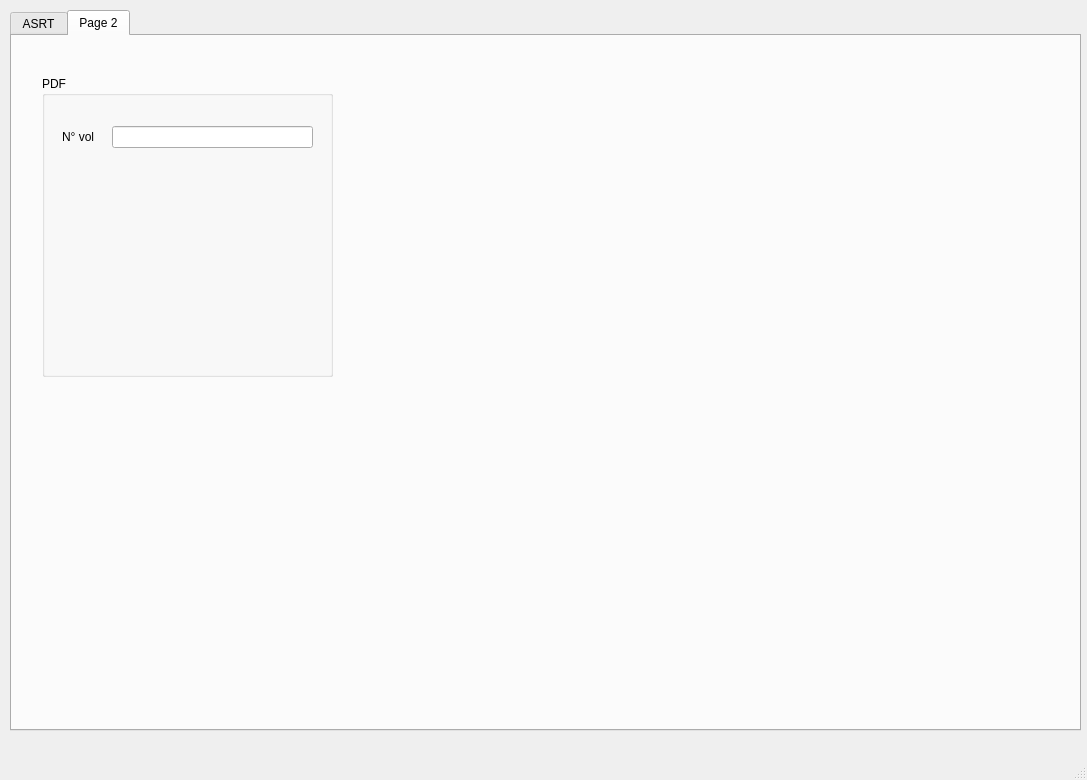
The window that mainwindow.ui (aziz212002/SMART-AIRPORT-2A21) describes before a commit, drawn with Qt 5.
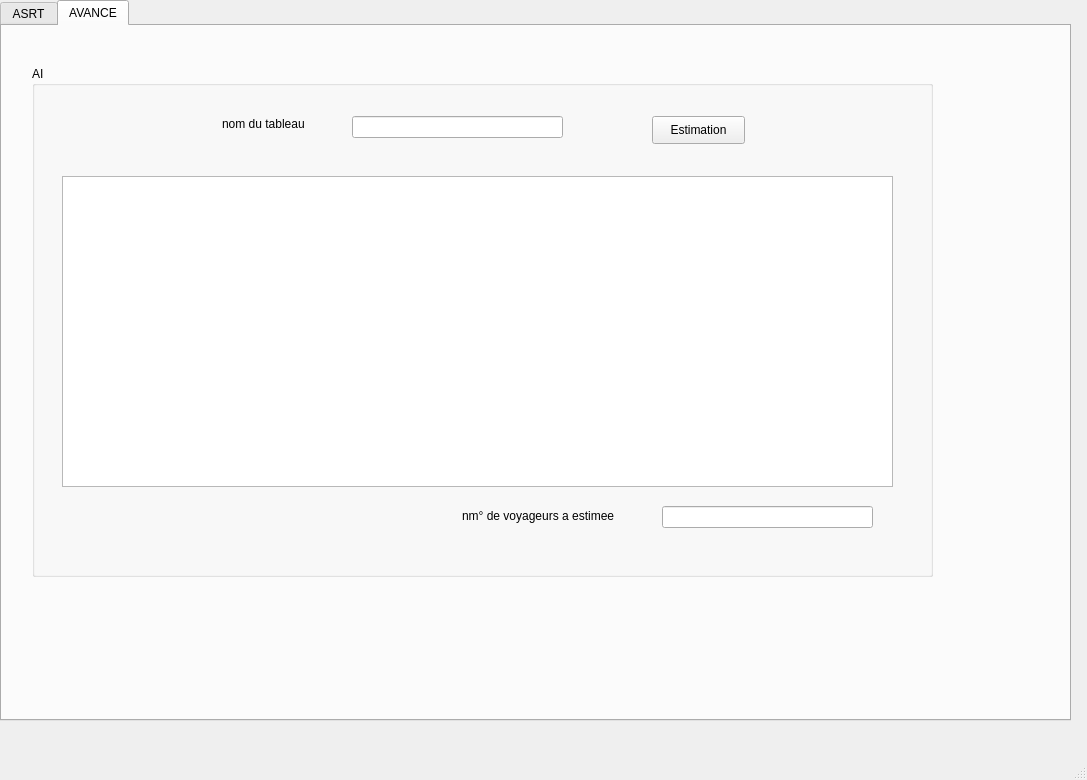
The same window after the commit. The open tabs and pages were chosen to show the change.

```diff
--- a/mainwindow.ui
+++ b/mainwindow.ui
@@ -17,8 +17,8 @@
    <widget class="QTabWidget" name="tabWidget">
     <property name="geometry">
      <rect>
-      <x>10</x>
-      <y>10</y>
+      <x>0</x>
+      <y>0</y>
       <width>1071</width>
       <height>721</height>
      </rect>
@@ -385,41 +385,87 @@
     </widget>
     <widget class="QWidget" name="tab_2">
      <attribute name="title">
-      <string>Page 2</string>
+      <string>AVANCE</string>
      </attribute>
      <widget class="QGroupBox" name="groupBox_6">
       <property name="geometry">
        <rect>
         <x>30</x>
         <y>40</y>
-        <width>291</width>
-        <height>301</height>
+        <width>901</width>
+        <height>511</height>
        </rect>
       </property>
       <property name="title">
-       <string>PDF</string>
+       <string>AI</string>
       </property>
-      <widget class="QLineEdit" name="lineEdit_numvolsupprimer_2">
+      <widget class="QPushButton" name="pushButton_AI">
        <property name="geometry">
         <rect>
-         <x>70</x>
+         <x>620</x>
          <y>50</y>
-         <width>201</width>
+         <width>93</width>
+         <height>28</height>
+        </rect>
+       </property>
+       <property name="text">
+        <string>Estimation</string>
+       </property>
+      </widget>
+      <widget class="QTableView" name="estimation">
+       <property name="geometry">
+        <rect>
+         <x>30</x>
+         <y>110</y>
+         <width>831</width>
+         <height>311</height>
+        </rect>
+       </property>
+      </widget>
+      <widget class="QLineEdit" name="test">
+       <property name="geometry">
+        <rect>
+         <x>320</x>
+         <y>50</y>
+         <width>211</width>
          <height>22</height>
         </rect>
        </property>
       </widget>
+      <widget class="QLineEdit" name="Estimation">
+       <property name="geometry">
+        <rect>
+         <x>630</x>
+         <y>440</y>
+         <width>211</width>
+         <height>22</height>
+        </rect>
+       </property>
+      </widget>
+      <widget class="QLabel" name="label_6">
+       <property name="geometry">
+        <rect>
+         <x>190</x>
+         <y>50</y>
+         <width>91</width>
+         <height>16</height>
+        </rect>
+       </property>
+       <property name="text">
+        <string>nom du tableau</string>
+       </property>
+      </widget>
       <widget class="QLabel" name="label_9">
        <property name="geometry">
         <rect>
-         <x>20</x>
-         <y>50</y>
-         <width>40</width>
-         <height>21</height>
+         <x>430</x>
+         <y>440</y>
+         <width>171</width>
+         <height>20</height>
         </rect>
        </property>
        <property name="text">
-        <string>N° vol</string>
+        <string>nm° de voyageurs a estimee</string>
        </property>
       </widget>
      </widget>
```
Left out of the diff: 34 changed lines with no effect on the pictures.
